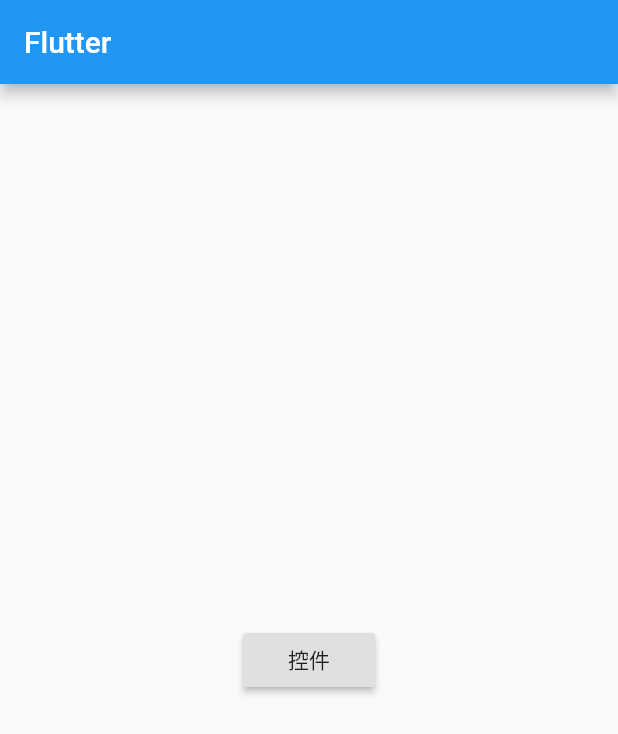
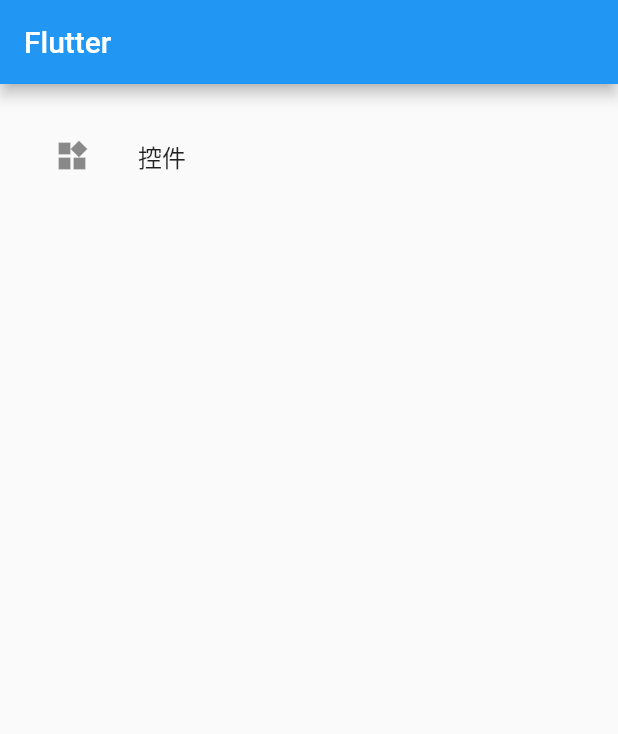
Before and after one commit to hylinslove/flutter_app, a Flutter app: the screen it shows after launch, on a phone screen of 412 x 824 dp. Shown: the top 734 px of the screen. Run offline on Flutter 3.47's test engine with Material 2 defaults, Android fonts, the phone set to English and light mode, and no system bars.

Commit message:
ListView基本用法

```diff
--- a/lib/main.dart
+++ b/lib/main.dart
@@ -72,24 +72,38 @@ class _MyHomePageState extends State<MyHomePage> {
           // the App.build method, and use it to set our appbar title.
           title: Text(widget.title),
         ),
-      body: Center(
-        // Center is a layout widget. It takes a single child and positions it
-        // in the middle of the parent.
-
-        child: Column(
-          mainAxisAlignment: MainAxisAlignment.center,
+        body:
+//      Center(
+//        // Center is a layout widget. It takes a single child and positions it
+//        // in the middle of the parent.
+//
+//        child: Column(
+//          mainAxisAlignment: MainAxisAlignment.center,
+//          children: <Widget>[
+//            RaisedButton(
+//              child: Text("控件"),
+//              onPressed: () {
+//                Navigator.push(context, MaterialPageRoute(
+//                  builder: (context) => WidgetPage()
+//                ));
+//
+//              }
+//            ),
+            ListView(
+          padding: EdgeInsets.all(20),
           children: <Widget>[
-            RaisedButton(
-              child: Text("控件"),
-              onPressed: () {
-                Navigator.push(context, MaterialPageRoute(
-                  builder: (context) => WidgetPage()
-                ));
-
-              }
+            ListTile(
+              onTap: () {
+                Navigator.push(context,
+                    MaterialPageRoute(builder: (context) => WidgetPage()));
+              },
+              leading: Icon(Icons.widgets),
+              title: Text("控件"),
+            ),
+          ],
         )
-          ],
-        ),
+//          ],
+//        ),
 //        child: Column(
 //          // Column is also layout widget. It takes a list of children and
 //          // arranges them vertically. By default, it sizes itself to fit its
@@ -116,8 +130,7 @@ class _MyHomePageState extends State<MyHomePage> {
 //            ),
 //          ],
 //        ),
-      ),
-
+//      ),
         );
   }
 }
```
Lines whose indentation alone changed are shown as unchanged.
